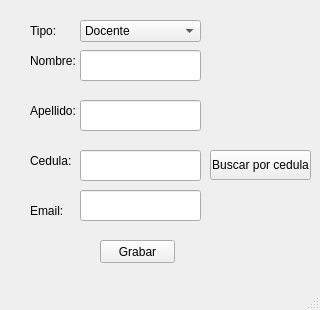
This is UI/vtn_principal.ui in LILIANA197/Avance_Proyecto_Grupo12_2Parcial as Qt 5 draws it before an edit. The edited form follows.
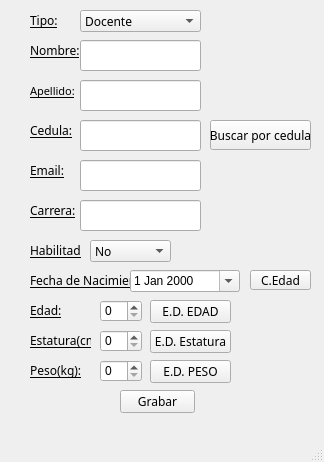
This is the edited form.

```diff
--- a/UI/vtn_principal.ui
+++ b/UI/vtn_principal.ui
@@ -6,8 +6,8 @@
    <rect>
     <x>0</x>
     <y>0</y>
-    <width>320</width>
-    <height>310</height>
+    <width>324</width>
+    <height>462</height>
    </rect>
   </property>
   <property name="windowTitle">
@@ -18,11 +18,17 @@
     <property name="geometry">
      <rect>
       <x>30</x>
-      <y>50</y>
+      <y>40</y>
       <width>51</width>
       <height>21</height>
      </rect>
     </property>
+    <property name="font">
+     <font>
+      <family>Tw Cen MT Condensed Extra Bold</family>
+      <underline>true</underline>
+     </font>
+    </property>
     <property name="text">
      <string>Nombre:</string>
     </property>
@@ -31,11 +37,16 @@
     <property name="geometry">
      <rect>
       <x>80</x>
-      <y>50</y>
+      <y>40</y>
       <width>121</width>
       <height>31</height>
      </rect>
     </property>
+    <property name="font">
+     <font>
+      <family>MV Boli</family>
+     </font>
+    </property>
     <property name="maxLength">
      <number>50</number>
     </property>
@@ -43,12 +54,17 @@
    <widget class="QPushButton" name="btn_grabar">
     <property name="geometry">
      <rect>
-      <x>100</x>
-      <y>240</y>
+      <x>120</x>
+      <y>390</y>
       <width>75</width>
       <height>23</height>
      </rect>
     </property>
+    <property name="font">
+     <font>
+      <family>Bahnschrift Light SemiCondensed</family>
+     </font>
+    </property>
     <property name="text">
      <string>Grabar</string>
     </property>
@@ -57,11 +73,18 @@
     <property name="geometry">
      <rect>
       <x>30</x>
-      <y>100</y>
+      <y>80</y>
       <width>51</width>
       <height>21</height>
      </rect>
     </property>
+    <property name="font">
+     <font>
+      <family>Tw Cen MT Condensed Extra Bold</family>
+      <pointsize>8</pointsize>
+      <underline>true</underline>
+     </font>
+    </property>
     <property name="text">
      <string>Apellido:</string>
     </property>
@@ -70,11 +93,16 @@
     <property name="geometry">
      <rect>
       <x>80</x>
-      <y>100</y>
+      <y>80</y>
       <width>121</width>
       <height>31</height>
      </rect>
     </property>
+    <property name="font">
+     <font>
+      <family>MV Boli</family>
+     </font>
+    </property>
     <property name="maxLength">
      <number>50</number>
     </property>
@@ -83,11 +111,16 @@
     <property name="geometry">
      <rect>
       <x>80</x>
-      <y>20</y>
+      <y>10</y>
       <width>121</width>
       <height>22</height>
      </rect>
     </property>
+    <property name="font">
+     <font>
+      <family>Bahnschrift Light SemiCondensed</family>
+     </font>
+    </property>
     <item>
      <property name="text">
       <string>Docente</string>
@@ -103,11 +136,17 @@
     <property name="geometry">
      <rect>
       <x>30</x>
-      <y>20</y>
+      <y>10</y>
       <width>51</width>
       <height>21</height>
      </rect>
     </property>
+    <property name="font">
+     <font>
+      <family>Tw Cen MT Condensed Extra Bold</family>
+      <underline>true</underline>
+     </font>
+    </property>
     <property name="text">
      <string>Tipo:</string>
     </property>
@@ -116,11 +155,17 @@
     <property name="geometry">
      <rect>
       <x>30</x>
-      <y>150</y>
+      <y>120</y>
       <width>51</width>
       <height>21</height>
      </rect>
     </property>
+    <property name="font">
+     <font>
+      <family>Tw Cen MT Condensed Extra Bold</family>
+      <underline>true</underline>
+     </font>
+    </property>
     <property name="text">
      <string>Cedula:</string>
     </property>
@@ -129,11 +174,16 @@
     <property name="geometry">
      <rect>
       <x>80</x>
-      <y>150</y>
+      <y>120</y>
       <width>121</width>
       <height>31</height>
      </rect>
     </property>
+    <property name="font">
+     <font>
+      <family>MV Boli</family>
+     </font>
+    </property>
     <property name="maxLength">
      <number>10</number>
     </property>
@@ -142,11 +192,17 @@
     <property name="geometry">
      <rect>
       <x>30</x>
-      <y>200</y>
+      <y>160</y>
       <width>51</width>
       <height>21</height>
      </rect>
     </property>
+    <property name="font">
+     <font>
+      <family>Tw Cen MT Condensed Extra Bold</family>
+      <underline>true</underline>
+     </font>
+    </property>
     <property name="text">
      <string>Email:</string>
     </property>
@@ -155,11 +211,16 @@
     <property name="geometry">
      <rect>
       <x>80</x>
-      <y>190</y>
+      <y>160</y>
       <width>121</width>
       <height>31</height>
      </rect>
     </property>
+    <property name="font">
+     <font>
+      <family>MV Boli</family>
+     </font>
+    </property>
     <property name="maxLength">
      <number>100</number>
     </property>
@@ -168,15 +229,304 @@
     <property name="geometry">
      <rect>
       <x>210</x>
-      <y>150</y>
+      <y>120</y>
       <width>101</width>
       <height>30</height>
      </rect>
     </property>
+    <property name="font">
+     <font>
+      <family>Bahnschrift Light SemiCondensed</family>
+     </font>
+    </property>
     <property name="text">
      <string>Buscar por cedula</string>
     </property>
    </widget>
+   <widget class="QLabel" name="lbl_estatura">
+    <property name="geometry">
+     <rect>
+      <x>30</x>
+      <y>330</y>
+      <width>61</width>
+      <height>21</height>
+     </rect>
+    </property>
+    <property name="font">
+     <font>
+      <family>Tw Cen MT Condensed Extra Bold</family>
+      <underline>true</underline>
+     </font>
+    </property>
+    <property name="text">
+     <string>Estatura(cm)l:</string>
+    </property>
+   </widget>
+   <widget class="QSpinBox" name="sp_estatura">
+    <property name="geometry">
+     <rect>
+      <x>100</x>
+      <y>330</y>
+      <width>42</width>
+      <height>22</height>
+     </rect>
+    </property>
+    <property name="maximum">
+     <number>300</number>
+    </property>
+   </widget>
+   <widget class="QPushButton" name="btn_estatura">
+    <property name="geometry">
+     <rect>
+      <x>150</x>
+      <y>330</y>
+      <width>81</width>
+      <height>23</height>
+     </rect>
+    </property>
+    <property name="font">
+     <font>
+      <family>Bahnschrift Light SemiCondensed</family>
+     </font>
+    </property>
+    <property name="text">
+     <string>E.D. Estatura</string>
+    </property>
+   </widget>
+   <widget class="QLabel" name="lbl_peso">
+    <property name="geometry">
+     <rect>
+      <x>30</x>
+      <y>360</y>
+      <width>61</width>
+      <height>21</height>
+     </rect>
+    </property>
+    <property name="font">
+     <font>
+      <family>Tw Cen MT Condensed Extra Bold</family>
+      <underline>true</underline>
+     </font>
+    </property>
+    <property name="text">
+     <string>Peso(kg):</string>
+    </property>
+   </widget>
+   <widget class="QSpinBox" name="sp_peso">
+    <property name="geometry">
+     <rect>
+      <x>100</x>
+      <y>360</y>
+      <width>42</width>
+      <height>22</height>
+     </rect>
+    </property>
+    <property name="maximum">
+     <number>90</number>
+    </property>
+   </widget>
+   <widget class="QLabel" name="lbl_edad">
+    <property name="geometry">
+     <rect>
+      <x>30</x>
+      <y>300</y>
+      <width>61</width>
+      <height>21</height>
+     </rect>
+    </property>
+    <property name="font">
+     <font>
+      <family>Tw Cen MT Condensed Extra Bold</family>
+      <underline>true</underline>
+     </font>
+    </property>
+    <property name="text">
+     <string>Edad:</string>
+    </property>
+   </widget>
+   <widget class="QSpinBox" name="sp_edad">
+    <property name="geometry">
+     <rect>
+      <x>100</x>
+      <y>300</y>
+      <width>42</width>
+      <height>22</height>
+     </rect>
+    </property>
+    <property name="maximum">
+     <number>100</number>
+    </property>
+   </widget>
+   <widget class="QLabel" name="lbl_edad_2">
+    <property name="geometry">
+     <rect>
+      <x>30</x>
+      <y>270</y>
+      <width>111</width>
+      <height>21</height>
+     </rect>
+    </property>
+    <property name="font">
+     <font>
+      <family>Tw Cen MT Condensed Extra Bold</family>
+      <underline>true</underline>
+     </font>
+    </property>
+    <property name="text">
+     <string>Fecha de Nacimiento:</string>
+    </property>
+   </widget>
+   <widget class="QPushButton" name="btn_edad">
+    <property name="geometry">
+     <rect>
+      <x>150</x>
+      <y>300</y>
+      <width>81</width>
+      <height>23</height>
+     </rect>
+    </property>
+    <property name="font">
+     <font>
+      <family>Bahnschrift Light SemiCondensed</family>
+     </font>
+    </property>
+    <property name="text">
+     <string>E.D. EDAD</string>
+    </property>
+   </widget>
+   <widget class="QPushButton" name="btn_peso">
+    <property name="geometry">
+     <rect>
+      <x>150</x>
+      <y>360</y>
+      <width>81</width>
+      <height>23</height>
+     </rect>
+    </property>
+    <property name="font">
+     <font>
+      <family>Bahnschrift Light SemiCondensed</family>
+     </font>
+    </property>
+    <property name="text">
+     <string>E.D. PESO</string>
+    </property>
+   </widget>
+   <widget class="QLineEdit" name="txt_carrera">
+    <property name="geometry">
+     <rect>
+      <x>80</x>
+      <y>200</y>
+      <width>121</width>
+      <height>31</height>
+     </rect>
+    </property>
+    <property name="font">
+     <font>
+      <family>MV Boli</family>
+     </font>
+    </property>
+    <property name="text">
+     <string/>
+    </property>
+    <property name="maxLength">
+     <number>100</number>
+    </property>
+   </widget>
+   <widget class="QLabel" name="lbl_carrera">
+    <property name="geometry">
+     <rect>
+      <x>30</x>
+      <y>200</y>
+      <width>51</width>
+      <height>21</height>
+     </rect>
+    </property>
+    <property name="font">
+     <font>
+      <family>Tw Cen MT Condensed Extra Bold</family>
+      <underline>true</underline>
+     </font>
+    </property>
+    <property name="text">
+     <string>Carrera:</string>
+    </property>
+   </widget>
+   <widget class="QDateEdit" name="dae_fecha_nacimiento">
+    <property name="geometry">
+     <rect>
+      <x>130</x>
+      <y>270</y>
+      <width>110</width>
+      <height>22</height>
+     </rect>
+    </property>
+    <property name="calendarPopup">
+     <bool>true</bool>
+    </property>
+   </widget>
+   <widget class="QLabel" name="lbl_tipo_persona_2">
+    <property name="geometry">
+     <rect>
+      <x>30</x>
+      <y>240</y>
+      <width>51</width>
+      <height>21</height>
+     </rect>
+    </property>
+    <property name="font">
+     <font>
+      <family>Tw Cen MT Condensed Extra Bold</family>
+      <underline>true</underline>
+     </font>
+    </property>
+    <property name="text">
+     <string>Habilitado:</string>
+    </property>
+   </widget>
+   <widget class="QComboBox" name="cb_tipo_habilitado">
+    <property name="geometry">
+     <rect>
+      <x>90</x>
+      <y>240</y>
+      <width>81</width>
+      <height>22</height>
+     </rect>
+    </property>
+    <property name="font">
+     <font>
+      <family>Bahnschrift Light SemiCondensed</family>
+     </font>
+    </property>
+    <item>
+     <property name="text">
+      <string>No</string>
+     </property>
+    </item>
+    <item>
+     <property name="text">
+      <string>Si</string>
+     </property>
+    </item>
+   </widget>
+   <widget class="QPushButton" name="btn_cal_edad">
+    <property name="geometry">
+     <rect>
+      <x>250</x>
+      <y>270</y>
+      <width>61</width>
+      <height>20</height>
+     </rect>
+    </property>
+    <property name="font">
+     <font>
+      <family>Bahnschrift Light SemiCondensed</family>
+     </font>
+    </property>
+    <property name="text">
+     <string>C.Edad</string>
+    </property>
+   </widget>
   </widget>
   <widget class="QMenuBar" name="mnb_menu_principal">
    <property name="geometry">
```
Left out of the diff: 2 changed lines with no effect on the pictures.
